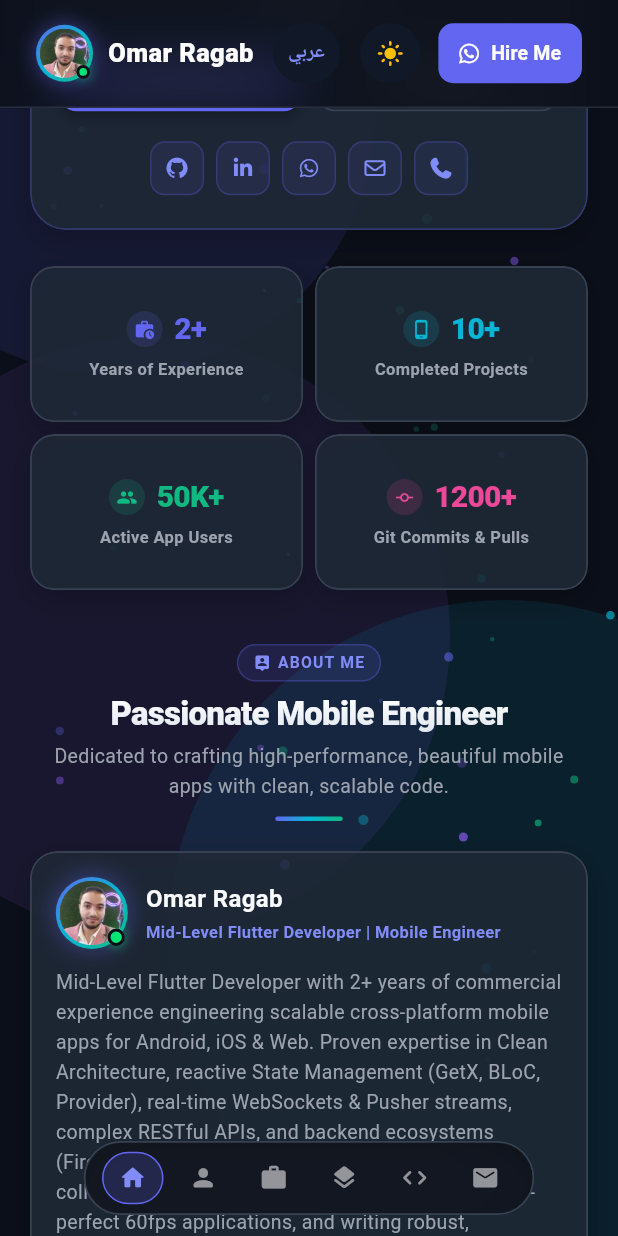
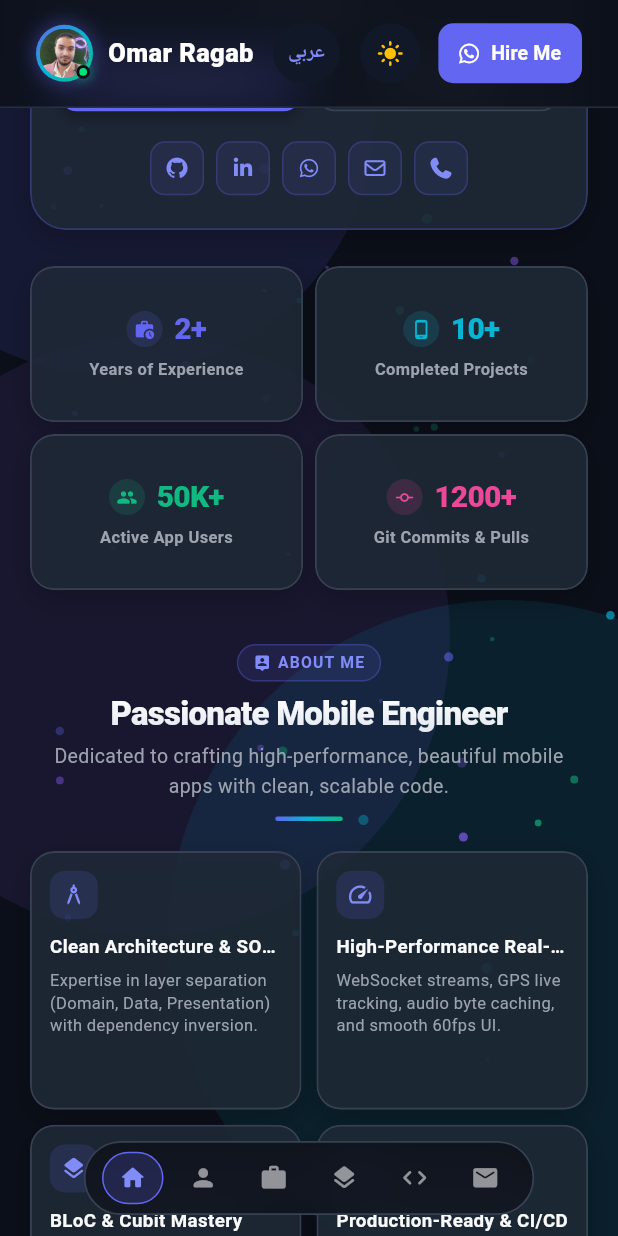
Before and after one commit to omarragab2020/omar_ragab_portfolio, a Flutter app: the screen it shows after launch, scrolled down 576 dp, on a phone screen of 412 x 824 dp. Run offline on Flutter 3.47's test engine with Material 3 defaults, Android fonts, the light colour scheme and no system bars; our stand-ins replace animated_text_kit, font_awesome_flutter, google_fonts; Roboto replaces fonts that are missing (Cairo).

Commit message:
Remove redundant bio card from about section and remove RHM booking

```diff
--- a/lib/presentation/sections/about_section.dart
+++ b/lib/presentation/sections/about_section.dart
@@ -1,10 +1,7 @@
 import 'package:flutter/material.dart';
-import '../../core/constants/portfolio_data.dart';
 import '../../core/theme/app_colors.dart';
 import '../../core/utils/responsive.dart';
-import '../../core/utils/url_helper.dart';
 import '../widgets/glass_container.dart';
-import '../widgets/profile_avatar.dart';
 import '../widgets/section_title.dart';
 
 class AboutSection extends StatelessWidget {
@@ -31,141 +28,13 @@ class AboutSection extends StatelessWidget {
             icon: Icons.person_pin_rounded,
           ),
           SizedBox(height: isMobile ? 20 : 36),
-
-          isDesktop
-              ? Row(
-                  crossAxisAlignment: CrossAxisAlignment.start,
-                  children: [
-                    Expanded(
-                      flex: 5,
-                      child: _buildBioCard(context, isDark, isMobile),
-                    ),
-                    const SizedBox(width: 24),
-                    Expanded(
-                      flex: 5,
-                      child: _buildHighlightsGrid(context, isDark, isMobile),
-                    ),
-                  ],
-                )
-              : Column(
-                  children: [
-                    _buildBioCard(context, isDark, isMobile),
-                    const SizedBox(height: 16),
-                    _buildHighlightsGrid(context, isDark, isMobile),
-                  ],
-                ),
+          _buildHighlightsGrid(context, isDark, isMobile, isDesktop),
         ],
       ),
     );
   }
 
-  Widget _buildBioCard(BuildContext context, bool isDark, bool isMobile) {
-    return GlassContainer(
-      padding: EdgeInsets.all(isMobile ? 16 : 26),
-      borderRadius: isMobile ? 18 : 24,
-      child: Column(
-        crossAxisAlignment: CrossAxisAlignment.start,
-        children: [
-          Row(
-            children: [
-              ProfileAvatar(
-                size: isMobile ? 48 : 60,
-                showOnlineBadge: true,
-              ),
-              const SizedBox(width: 12),
-              Expanded(
-                child: Column(
-                  crossAxisAlignment: CrossAxisAlignment.start,
-                  children: [
-                    Text(
-                      isArabic ? PortfolioData.nameAr : PortfolioData.nameEn,
-                      style: TextStyle(
-                        fontSize: isMobile ? 16 : 18,
-                        fontWeight: FontWeight.bold,
-                      ),
-                    ),
-                    const SizedBox(height: 3),
-                    Text(
-                      isArabic
-                          ? "Mid-Level Flutter Developer | مهندس حلول برمجية"
-                          : "Mid-Level Flutter Developer | Mobile Engineer",
-                      style: TextStyle(
-                        fontSize: isMobile ? 11 : 12,
-                        color: AppColors.primaryLight,
-                        fontWeight: FontWeight.w600,
-                      ),
-                    ),
-                  ],
-                ),
-              ),
-            ],
-          ),
-          SizedBox(height: isMobile ? 12 : 18),
-          Text(
-            isArabic ? PortfolioData.bioAr : PortfolioData.bioEn,
-            style: TextStyle(
-              fontSize: isMobile ? 13 : 14.5,
-              color: isDark ? AppColors.textDarkSecondary : AppColors.textLightSecondary,
-              height: 1.55,
-            ),
-          ),
-          SizedBox(height: isMobile ? 14 : 20),
-          const Divider(),
-          SizedBox(height: isMobile ? 10 : 16),
-
-          // Contact Details List
-          _buildInfoRow(Icons.email_outlined, isArabic ? "البريد الإلكتروني:" : "Email:", PortfolioData.email, () => UrlHelper.openEmail(), isDark, isMobile),
-          SizedBox(height: isMobile ? 8 : 12),
-          _buildInfoRow(Icons.phone_outlined, isArabic ? "الهاتف / واتساب:" : "Phone / WA:", PortfolioData.phone, () => UrlHelper.openWhatsApp(), isDark, isMobile),
-          SizedBox(height: isMobile ? 8 : 12),
-          _buildInfoRow(Icons.school_outlined, isArabic ? "التعليم الجامعي:" : "Education:", isArabic ? PortfolioData.educationAr : PortfolioData.educationEn, null, isDark, isMobile),
-          SizedBox(height: isMobile ? 8 : 12),
-          _buildInfoRow(Icons.location_on_outlined, isArabic ? "الموقع الجغرافي:" : "Location:", isArabic ? PortfolioData.locationAr : PortfolioData.locationEn, null, isDark, isMobile),
-        ],
-      ),
-    );
-  }
-
-  Widget _buildInfoRow(IconData icon, String label, String value, VoidCallback? onTap, bool isDark, bool isMobile) {
-    return InkWell(
-      onTap: onTap,
-      borderRadius: BorderRadius.circular(8),
-      child: Padding(
-        padding: const EdgeInsets.symmetric(vertical: 2),
-        child: Row(
-          children: [
-            Icon(icon, size: isMobile ? 15 : 18, color: AppColors.primaryLight),
-            const SizedBox(width: 8),
-            Text(
-              label,
-              style: TextStyle(
-                fontSize: isMobile ? 11.5 : 13,
-                fontWeight: FontWeight.w600,
-                color: isDark ? Colors.white70 : Colors.black87,
-              ),
-            ),
-            const SizedBox(width: 6),
-            Expanded(
-              child: Text(
-                value,
-                maxLines: 1,
-                overflow: TextOverflow.ellipsis,
-                style: TextStyle(
-                  fontSize: isMobile ? 11.5 : 13,
-                  color: onTap != null
-                      ? AppColors.primaryLight
-                      : (isDark ? AppColors.textDarkSecondary : AppColors.textLightSecondary),
-                  fontWeight: onTap != null ? FontWeight.bold : FontWeight.normal,
-                ),
-              ),
-            ),
-          ],
-        ),
-      ),
-    );
-  }
-
-  Widget _buildHighlightsGrid(BuildContext context, bool isDark, bool isMobile) {
+  Widget _buildHighlightsGrid(BuildContext context, bool isDark, bool isMobile, bool isDesktop) {
     final highlights = [
       {
         "icon": Icons.architecture_rounded,
@@ -202,10 +71,10 @@ class AboutSection extends StatelessWidget {
       physics: const NeverScrollableScrollPhysics(),
       itemCount: highlights.length,
       gridDelegate: SliverGridDelegateWithFixedCrossAxisCount(
-        crossAxisCount: 2,
-        crossAxisSpacing: isMobile ? 8 : 16,
-        mainAxisSpacing: isMobile ? 8 : 16,
-        childAspectRatio: isMobile ? 1.3 : 1.15,
+        crossAxisCount: isDesktop ? 4 : (isMobile ? 2 : 2),
+        crossAxisSpacing: isMobile ? 10 : 16,
+        mainAxisSpacing: isMobile ? 10 : 16,
+        childAspectRatio: isDesktop ? 1.15 : (isMobile ? 1.05 : 1.2),
       ),
       itemBuilder: (context, index) {
         final item = highlights[index];
@@ -216,37 +85,37 @@ class AboutSection extends StatelessWidget {
             crossAxisAlignment: CrossAxisAlignment.start,
             children: [
               Container(
-                padding: EdgeInsets.all(isMobile ? 6 : 8),
+                padding: EdgeInsets.all(isMobile ? 7 : 9),
                 decoration: BoxDecoration(
                   color: AppColors.primary.withValues(alpha: 0.15),
-                  borderRadius: BorderRadius.circular(8),
+                  borderRadius: BorderRadius.circular(10),
                 ),
                 child: Icon(
                   item["icon"] as IconData,
-                  size: isMobile ? 16 : 20,
+                  size: isMobile ? 18 : 22,
                   color: AppColors.primaryLight,
                 ),
               ),
-              SizedBox(height: isMobile ? 8 : 12),
+              SizedBox(height: isMobile ? 10 : 14),
               Text(
                 isArabic ? item["titleAr"] as String : item["titleEn"] as String,
                 maxLines: 1,
                 overflow: TextOverflow.ellipsis,
                 style: TextStyle(
-                  fontSize: isMobile ? 12 : 14,
+                  fontSize: isMobile ? 12.5 : 14.5,
                   fontWeight: FontWeight.bold,
                 ),
               ),
-              const SizedBox(height: 4),
+              const SizedBox(height: 6),
               Expanded(
                 child: Text(
                   isArabic ? item["descAr"] as String : item["descEn"] as String,
-                  maxLines: isMobile ? 2 : 3,
+                  maxLines: isMobile ? 3 : 4,
                   overflow: TextOverflow.ellipsis,
                   style: TextStyle(
-                    fontSize: isMobile ? 10.5 : 12,
+                    fontSize: isMobile ? 11 : 12,
                     color: isDark ? AppColors.textDarkSecondary : AppColors.textLightSecondary,
-                    height: 1.35,
+                    height: 1.4,
                   ),
                 ),
               ),
```
Also changed, not shown: lib/core/constants/portfolio_data.dart (+120 -52 lines).
